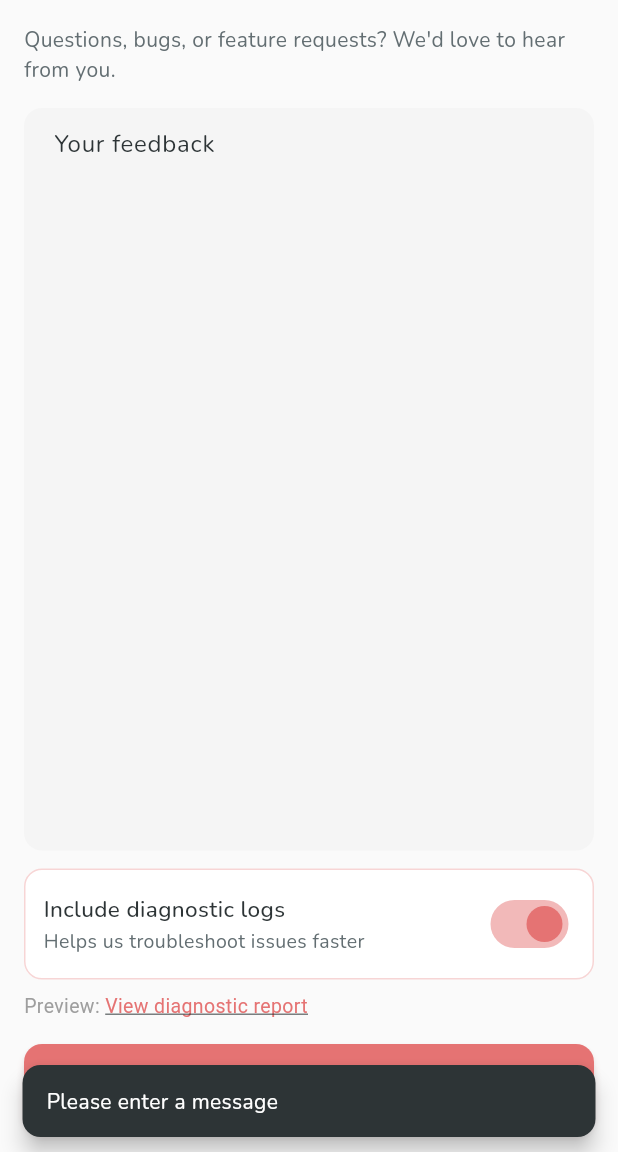
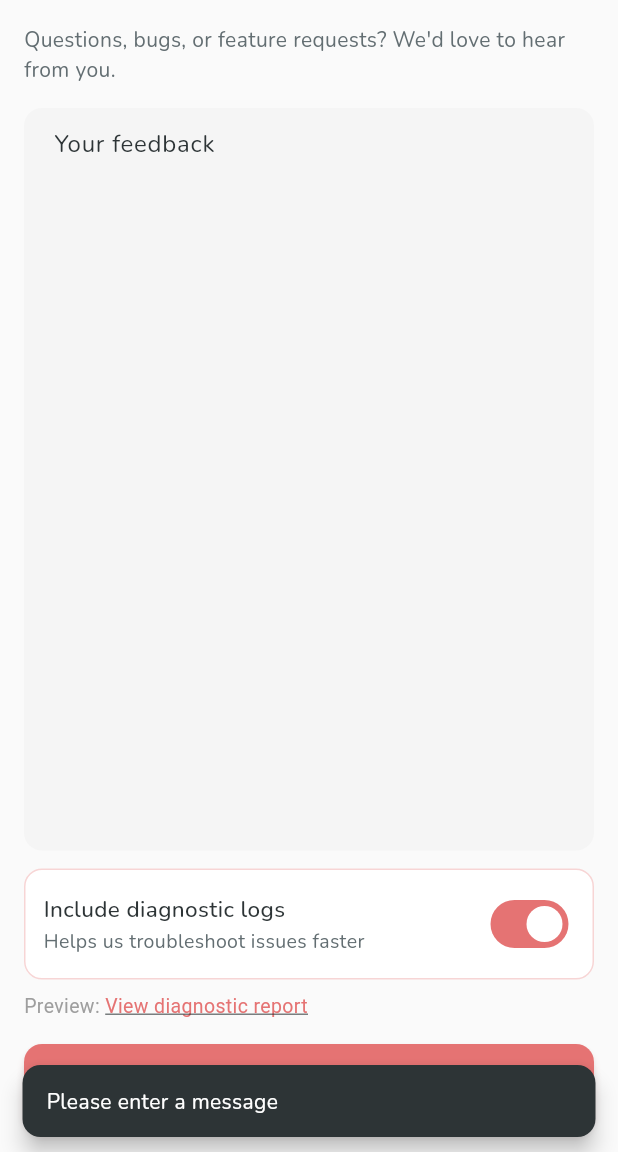
Before and after one commit to jarrydaubert/prosepal, a Flutter app: the FeedbackScreen screen opened by its route, after a tap on "Send Feedback", on a phone screen of 412 x 824 dp, the part 84-1236 px from its top. Run offline on Flutter 3.47's test engine with Material 3 defaults, Android fonts, the phone set to English and light mode, and no system bars; our stand-ins replace device_info_plus, firebase_ai, firebase_core, firebase_crashlytics, flutter_animate, flutter_native_splash and 13 more; missing offline and left inert: firebase_app_check, purchases_flutter, purchases_ui_flutter, screen_secure; accounts and stored records are empty.

Commit message:
fix: Address critical lint issues
- Add unawaited() for navigation Future in settings_screen
- Replace deprecated activeColor with activeTrackColor
- Use if-null operator for null-to-bool conversions

Co-authored-by: factory-droid[bot] <138933559+factory-droid[bot]@users.noreply.github.com>

```diff
--- a/lib/features/settings/feedback_screen.dart
+++ b/lib/features/settings/feedback_screen.dart
@@ -87,7 +87,7 @@ class _FeedbackScreenState extends ConsumerState<FeedbackScreen> {
           ),
         );
 
-        if (shouldCopy == true && mounted) {
+        if ((shouldCopy ?? false) && mounted) {
           await Clipboard.setData(
             ClipboardData(
               text:
@@ -206,7 +206,7 @@ class _FeedbackScreenState extends ConsumerState<FeedbackScreen> {
                       value: _includeLogs,
                       onChanged: (value) =>
                           setState(() => _includeLogs = value),
-                      activeColor: AppColors.primary,
+                      activeTrackColor: AppColors.primary,
                     ),
                   ],
                 ),
--- a/pubspec.yaml
+++ b/pubspec.yaml
@@ -103,10 +103,11 @@ flutter_native_splash:
   color_dark: "#454650"
   image_dark: assets/images/logo.png
 
-  # Android 12+ uses adaptive splash with circular icon mask
-  # Just use solid color - the logo doesn't work well with circular crop
+  # Android 12+ - use playstore icon which works better with adaptive splash
   android_12:
     color: "#454650"
+    image: assets/images/logo_android.png
     color_dark: "#454650"
+    image_dark: assets/images/logo_android.png
 
   web: false
```
Also changed, not shown: lib/app/router.dart (+18 -2 lines), lib/features/settings/settings_screen.dart (+5 -4 lines), assets/images/logo_android.png (added), 12 other files.
